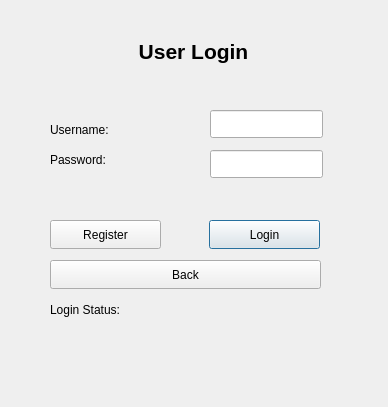
First picture: the form in userloginwindow.ui, repository KirolousFouty/Hospital_Project, before the edit.
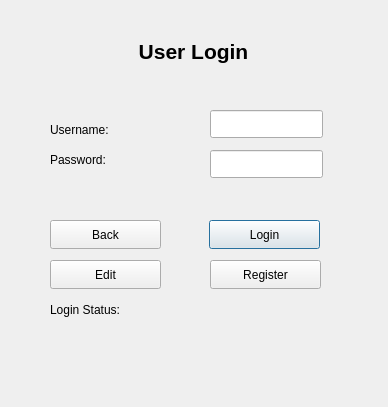
Second picture: the form after the edit.

Commit message: - Added and implemented UserEditWindow - Added and implemented CancelAppointmentWindow - Improved some functions in other classes

```diff
--- a/userloginwindow.ui
+++ b/userloginwindow.ui
@@ -52,8 +52,8 @@
   <widget class="QPushButton" name="registerButton">
    <property name="geometry">
     <rect>
-     <x>50</x>
-     <y>220</y>
+     <x>210</x>
+     <y>260</y>
      <width>111</width>
      <height>29</height>
     </rect>
@@ -79,8 +79,8 @@
    <property name="geometry">
     <rect>
      <x>50</x>
-     <y>260</y>
-     <width>271</width>
+     <y>220</y>
+     <width>111</width>
      <height>29</height>
     </rect>
    </property>
@@ -136,6 +136,19 @@
     <set>Qt::AlignCenter</set>
    </property>
   </widget>
+  <widget class="QPushButton" name="editButton">
+   <property name="geometry">
+    <rect>
+     <x>50</x>
+     <y>260</y>
+     <width>111</width>
+     <height>29</height>
+    </rect>
+   </property>
+   <property name="text">
+    <string>Edit</string>
+   </property>
+  </widget>
  </widget>
  <tabstops>
   <tabstop>usernameDisplay</tabstop>
```
The commit also changes 20 other files.
